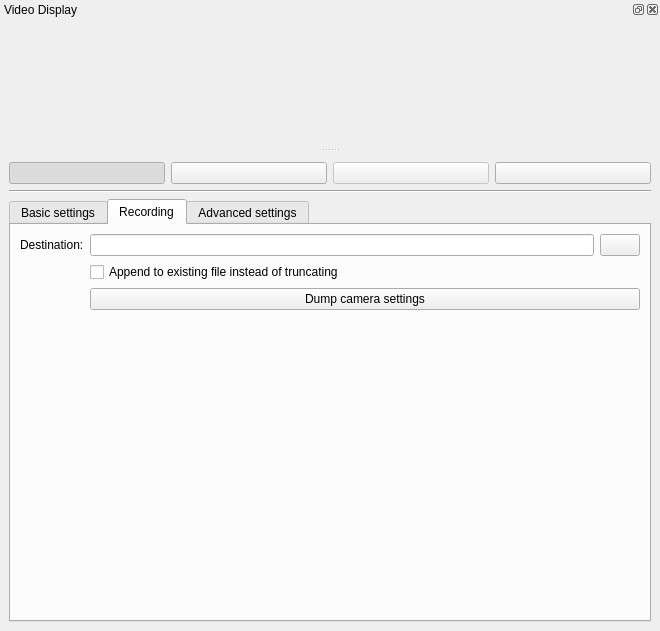
Old version of the form mainwindow.ui in the repository AD-Vega/qarv.
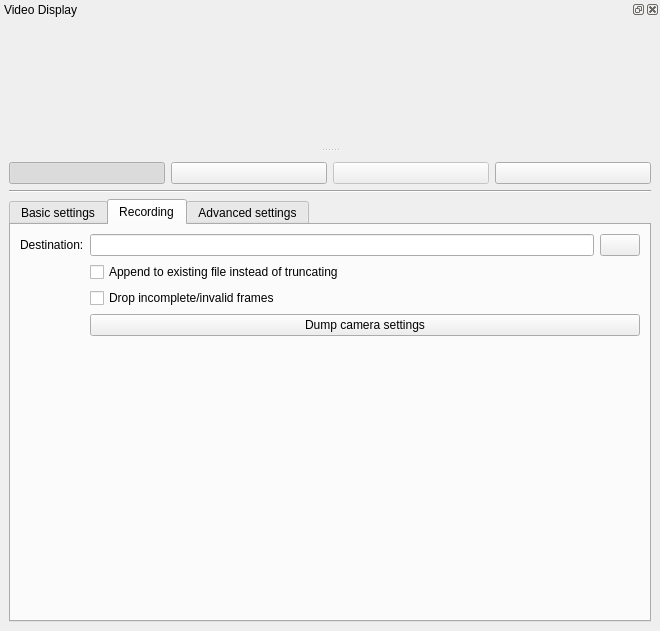
New version of the form. The open tabs and pages were chosen to show the change. Icons and pictures are not drawn. Custom widgets are drawn as their Qt base class.

Commit message: Add optional dropping of invalid frames.

Diff of the .ui file:
```diff
--- a/mainwindow.ui
+++ b/mainwindow.ui
@@ -451,13 +451,20 @@
           </property>
          </widget>
         </item>
-        <item row="2" column="1">
+        <item row="3" column="1">
          <widget class="QPushButton" name="dumpSettingsButton">
           <property name="text">
            <string>Dump camera settings</string>
           </property>
          </widget>
         </item>
+        <item row="2" column="1">
+         <widget class="QCheckBox" name="dropInvalidFrames">
+          <property name="text">
+           <string>Drop incomplete/invalid frames</string>
+          </property>
+         </widget>
+        </item>
        </layout>
       </widget>
       <widget class="QWidget" name="advancedTab">
```
The commit also changes 4 other files.
